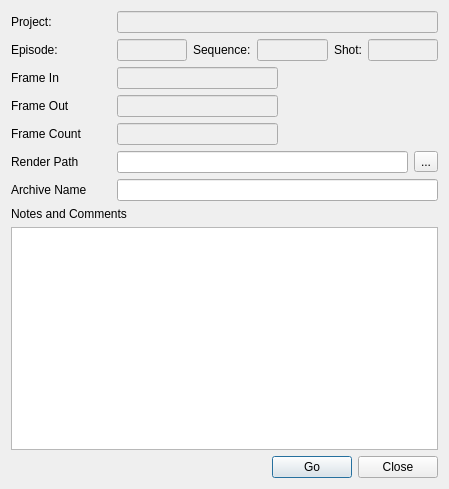
Qt form module/wildchildanimation/gui/forms/swing_render_submit.ui (dearyangyu/swing) before a commit.
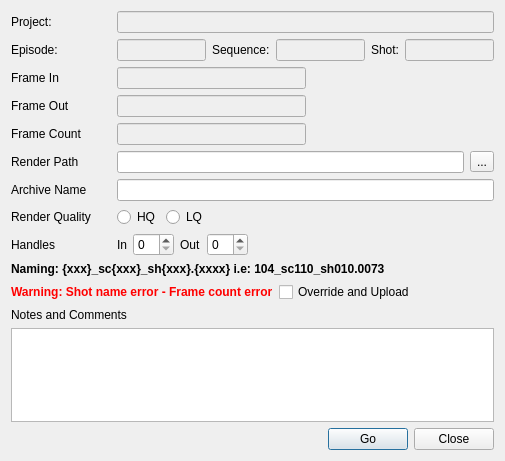
The same form after that commit.

What changed in the file:
```diff
--- a/module/wildchildanimation/gui/forms/swing_render_submit.ui
+++ b/module/wildchildanimation/gui/forms/swing_render_submit.ui
@@ -12,8 +12,8 @@
    <rect>
     <x>0</x>
     <y>0</y>
-    <width>449</width>
-    <height>489</height>
+    <width>505</width>
+    <height>461</height>
    </rect>
   </property>
   <property name="windowTitle">
@@ -286,6 +286,170 @@
        </item>
       </layout>
      </item>
+     <item>
+      <layout class="QHBoxLayout" name="horizontalLayout_10">
+       <item>
+        <widget class="QLabel" name="labelRenderQuality">
+         <property name="minimumSize">
+          <size>
+           <width>100</width>
+           <height>0</height>
+          </size>
+         </property>
+         <property name="maximumSize">
+          <size>
+           <width>100</width>
+           <height>16777215</height>
+          </size>
+         </property>
+         <property name="text">
+          <string>Render Quality</string>
+         </property>
+        </widget>
+       </item>
+       <item>
+        <widget class="QRadioButton" name="radioButtonHq">
+         <property name="text">
+          <string>HQ</string>
+         </property>
+        </widget>
+       </item>
+       <item>
+        <widget class="QRadioButton" name="radioButtonLq">
+         <property name="text">
+          <string>LQ</string>
+         </property>
+        </widget>
+       </item>
+       <item>
+        <spacer name="horizontalSpacer_6">
+         <property name="orientation">
+          <enum>Qt::Horizontal</enum>
+         </property>
+         <property name="sizeHint" stdset="0">
+          <size>
+           <width>40</width>
+           <height>20</height>
+          </size>
+         </property>
+        </spacer>
+       </item>
+      </layout>
+     </item>
+     <item>
+      <layout class="QHBoxLayout" name="horizontalLayout_11">
+       <item>
+        <widget class="QLabel" name="labelHandles">
+         <property name="minimumSize">
+          <size>
+           <width>100</width>
+           <height>0</height>
+          </size>
+         </property>
+         <property name="maximumSize">
+          <size>
+           <width>100</width>
+           <height>16777215</height>
+          </size>
+         </property>
+         <property name="text">
+          <string>Handles</string>
+         </property>
+        </widget>
+       </item>
+       <item>
+        <widget class="QLabel" name="labelHandlesIn">
+         <property name="text">
+          <string>In</string>
+         </property>
+        </widget>
+       </item>
+       <item>
+        <widget class="QSpinBox" name="spinBoxHandlesIn"/>
+       </item>
+       <item>
+        <widget class="QLabel" name="labelHandlesOut">
+         <property name="text">
+          <string>Out</string>
+         </property>
+        </widget>
+       </item>
+       <item>
+        <widget class="QSpinBox" name="spinBoxHandlesOut"/>
+       </item>
+       <item>
+        <spacer name="horizontalSpacer_7">
+         <property name="orientation">
+          <enum>Qt::Horizontal</enum>
+         </property>
+         <property name="sizeHint" stdset="0">
+          <size>
+           <width>40</width>
+           <height>20</height>
+          </size>
+         </property>
+        </spacer>
+       </item>
+      </layout>
+     </item>
+     <item>
+      <layout class="QHBoxLayout" name="horizontalLayout_9">
+       <item>
+        <widget class="QLabel" name="labelNamingConvention">
+         <property name="font">
+          <font>
+           <weight>75</weight>
+           <bold>true</bold>
+          </font>
+         </property>
+         <property name="text">
+          <string>Naming: {xxx}_sc{xxx}_sh{xxx}.{xxxx} i.e: 104_sc110_sh010.0073</string>
+         </property>
+        </widget>
+       </item>
+      </layout>
+     </item>
+     <item>
+      <layout class="QHBoxLayout" name="horizontalLayout_8">
+       <item>
+        <widget class="QLabel" name="labelWarningMessage">
+         <property name="font">
+          <font>
+           <pointsize>9</pointsize>
+           <weight>75</weight>
+           <bold>true</bold>
+          </font>
+         </property>
+         <property name="styleSheet">
+          <string notr="true">color: red</string>
+         </property>
+         <property name="text">
+          <string>Warning: Shot name error - Frame count error</string>
+         </property>
+        </widget>
+       </item>
+       <item>
+        <widget class="QCheckBox" name="checkBoxOverride">
+         <property name="text">
+          <string>Override and Upload</string>
+         </property>
+        </widget>
+       </item>
+       <item>
+        <spacer name="horizontalSpacer_2">
+         <property name="orientation">
+          <enum>Qt::Horizontal</enum>
+         </property>
+         <property name="sizeHint" stdset="0">
+          <size>
+           <width>40</width>
+           <height>20</height>
+          </size>
+         </property>
+        </spacer>
+       </item>
+      </layout>
+     </item>
      <item>
       <layout class="QVBoxLayout" name="verticalLayoutEntityInfo">
        <item>
```
